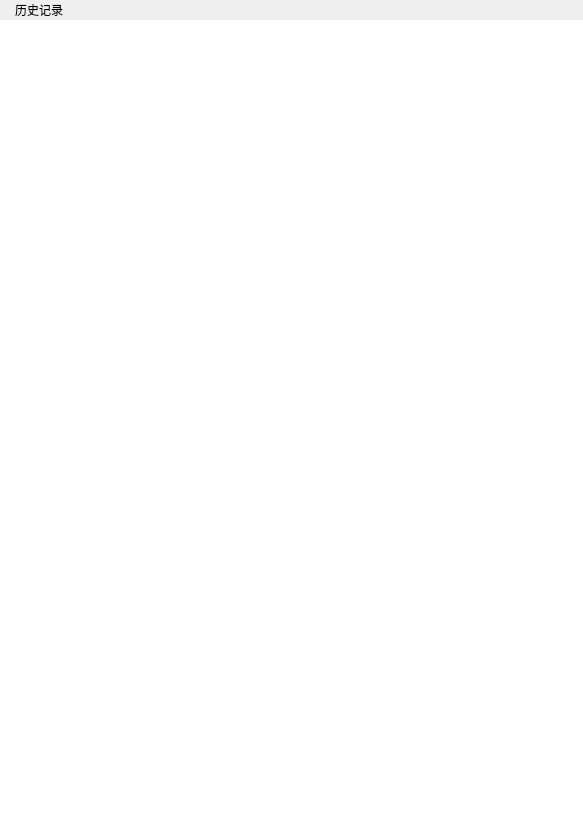
First picture: the form in source/Forms/PageHistory/PageHistory.ui, repository yxingqin/CulcaMaid, before the edit.
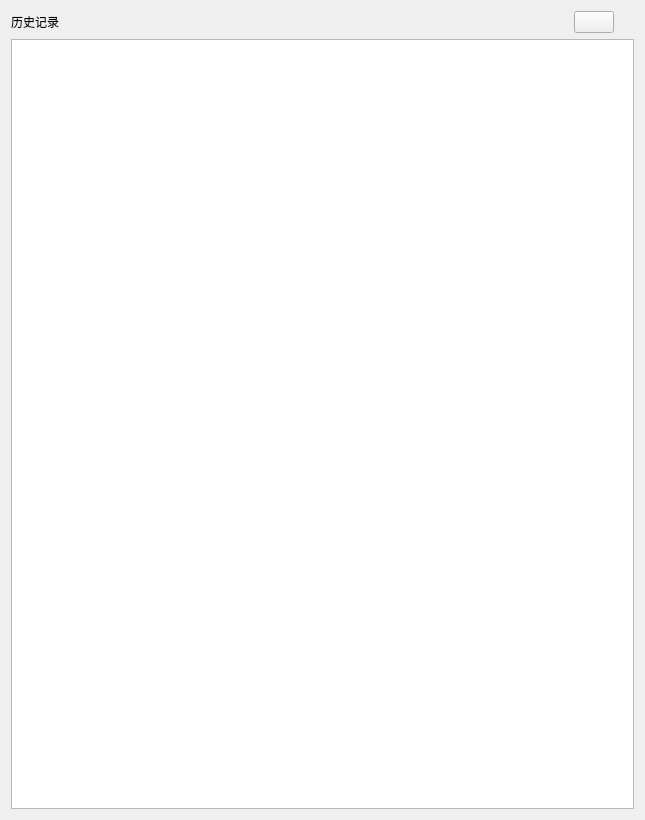
Second picture: the form after the edit. Icons and pictures are not drawn.

What changed in the file:
```diff
--- a/source/Forms/PageHistory/PageHistory.ui
+++ b/source/Forms/PageHistory/PageHistory.ui
@@ -6,7 +6,7 @@
    <rect>
     <x>0</x>
     <y>0</y>
-    <width>583</width>
+    <width>645</width>
     <height>820</height>
    </rect>
   </property>
@@ -14,39 +14,8 @@
    <string>PageHistory</string>
   </property>
   <layout class="QVBoxLayout" name="verticalLayout">
-   <property name="spacing">
-    <number>0</number>
-   </property>
-   <property name="leftMargin">
-    <number>0</number>
-   </property>
-   <property name="topMargin">
-    <number>0</number>
-   </property>
-   <property name="rightMargin">
-    <number>0</number>
-   </property>
-   <property name="bottomMargin">
-    <number>0</number>
-   </property>
    <item>
-    <layout class="QHBoxLayout" name="horizontalLayout_2">
-     <item>
-      <spacer name="horizontalSpacer_4">
-       <property name="orientation">
-        <enum>Qt::Horizontal</enum>
-       </property>
-       <property name="sizeType">
-        <enum>QSizePolicy::Minimum</enum>
-       </property>
-       <property name="sizeHint" stdset="0">
-        <size>
-         <width>15</width>
-         <height>20</height>
-        </size>
-       </property>
-      </spacer>
-     </item>
+    <layout class="QHBoxLayout" name="horizontalLayout">
      <item>
       <widget class="QLabel" name="label">
        <property name="text">
@@ -55,7 +24,7 @@
       </widget>
      </item>
      <item>
-      <spacer name="horizontalSpacer_3">
+      <spacer name="horizontalSpacer">
        <property name="orientation">
         <enum>Qt::Horizontal</enum>
        </property>
@@ -67,14 +36,44 @@
        </property>
       </spacer>
      </item>
+     <item>
+      <widget class="QPushButton" name="btn_clear">
+       <property name="text">
+        <string/>
+       </property>
+       <property name="icon">
+        <iconset>
+         <selectedon>:/res/icon/del.png</selectedon>
+        </iconset>
+       </property>
+       <property name="iconSize">
+        <size>
+         <width>18</width>
+         <height>18</height>
+        </size>
+       </property>
+      </widget>
+     </item>
+     <item>
+      <spacer name="horizontalSpacer_2">
+       <property name="orientation">
+        <enum>Qt::Horizontal</enum>
+       </property>
+       <property name="sizeType">
+        <enum>QSizePolicy::Minimum</enum>
+       </property>
+       <property name="sizeHint" stdset="0">
+        <size>
+         <width>20</width>
+         <height>20</height>
+        </size>
+       </property>
+      </spacer>
+     </item>
     </layout>
    </item>
    <item>
-    <widget class="QPlainTextEdit" name="plainTextEdit">
-     <property name="frameShape">
-      <enum>QFrame::NoFrame</enum>
-     </property>
-    </widget>
+    <widget class="QListWidget" name="listWidget"/>
    </item>
   </layout>
  </widget>
```
Left out of the diff: 4 changed lines with no effect on the pictures.
